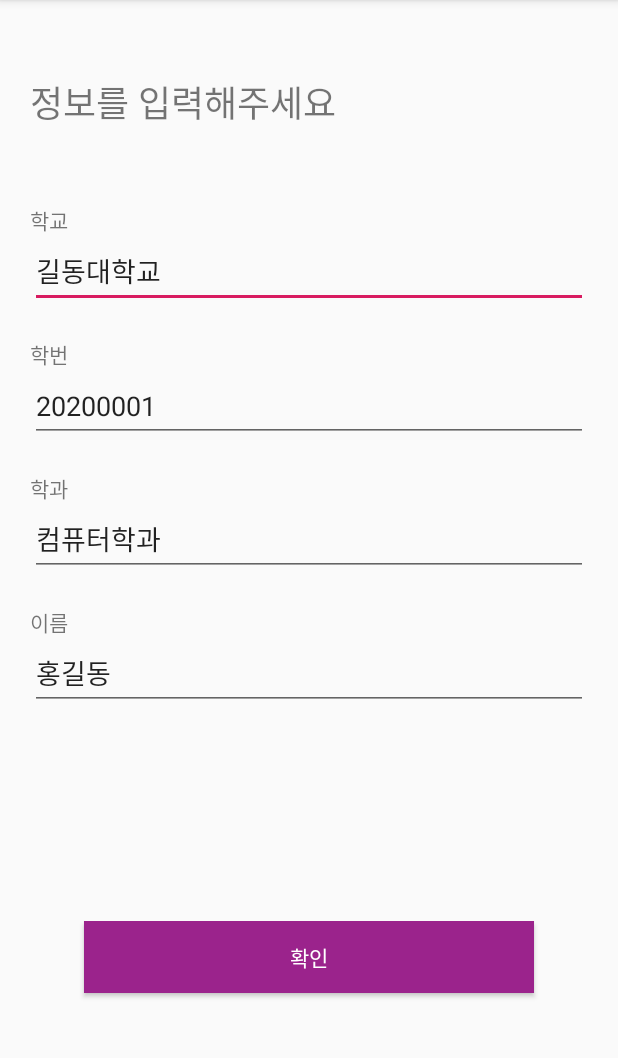
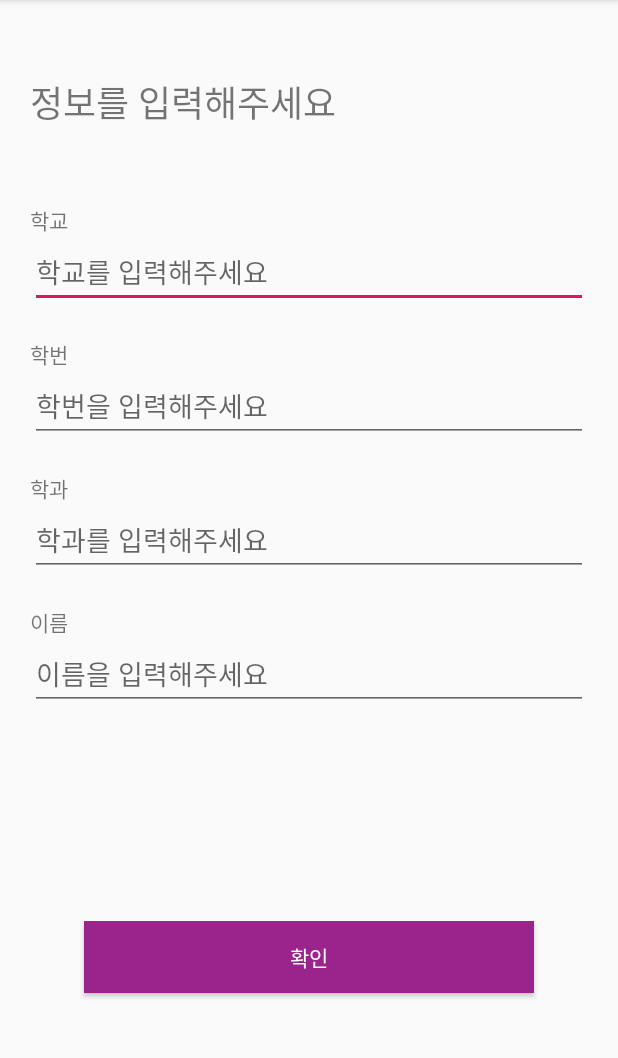
Before and after one commit to im57/BlockID, an Android app: the fragment NameFragment shown on its own in the app's theme, on a phone screen of 412 x 824 dp, the part 84-1142 px from its top. Run offline under Robolectric (Android 15) with nearby library versions, the phone set to English and light mode, and no system bars; 2 statements that could not run were skipped.

Commit message:
[Update] 가입

```diff
--- a/front/app/src/main/java/kr/or/hanium/lego/ui/join/NameFragment.java
+++ b/front/app/src/main/java/kr/or/hanium/lego/ui/join/NameFragment.java
@@ -45,10 +45,10 @@ public class NameFragment extends Fragment implements OnBackPressedListener  {
         btnNext = root.findViewById(R.id.btn_join_name);
 
         //삭제
-        etSchool.setText("길동대학교");
-        etName.setText("홍길동");
-        etDepartment.setText("컴퓨터학과");
-        etNum.setText("20200001");
+        //etSchool.setText("길동대학교");
+        //etName.setText("홍길동");
+        //etDepartment.setText("컴퓨터학과");
+        //etNum.setText("20200001");
 
         //가입하기
         btnNext.setOnClickListener(new Button.OnClickListener() {
```
